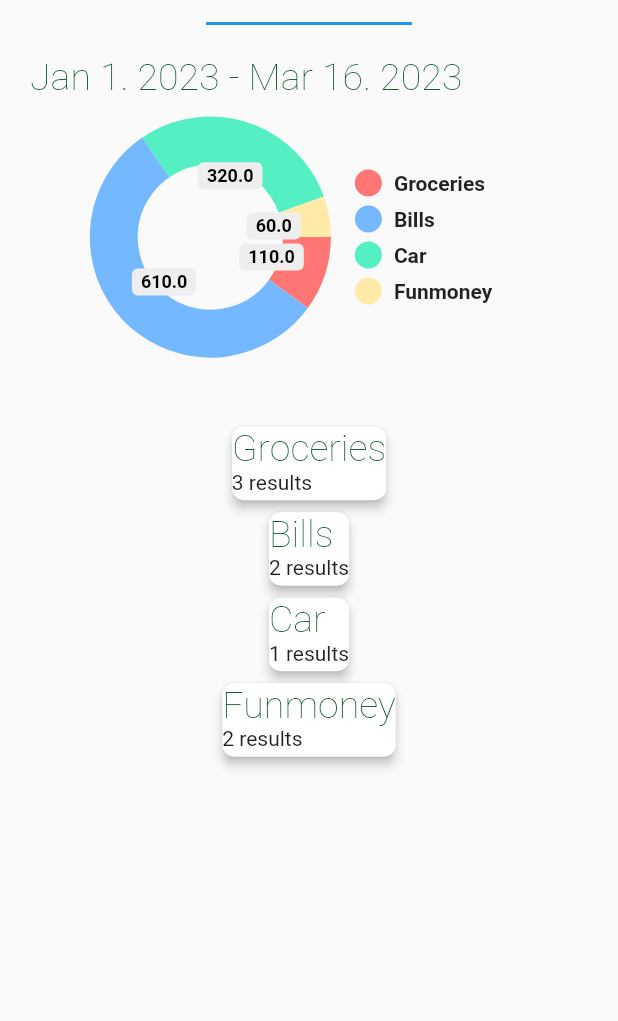
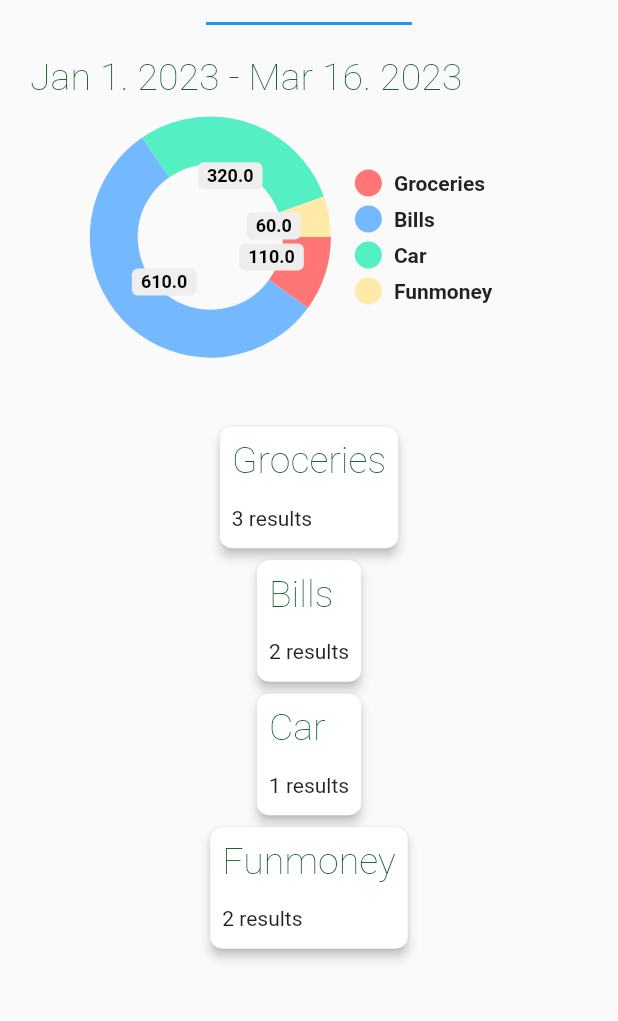
Before and after one commit to Shambambulish/PennyPlanner, a Flutter app: the screen it shows after launch, tab 2 chosen, on a phone screen of 412 x 824 dp, the part 122-1143 px from its top. Run offline on Flutter 3.47's test engine with Material 2 defaults, Android fonts, the phone set to English and light mode, and no system bars; drawn by our look-alikes of expandable, pie_chart; missing offline and left inert: dart:html; Roboto replaces fonts that are missing (Hind Siliguri).

Commit message:
padding around text elements

```diff
--- a/pennyplanner/lib/pages/history_page.dart
+++ b/pennyplanner/lib/pages/history_page.dart
@@ -128,7 +128,9 @@ class _HistoryPageState extends State<HistoryPage> {
                           //BoxDecoration(border: Border.all(width: 1)),
                           child: Column(
                             children: [
-                              Text(
+                              Padding(
+                                padding: const EdgeInsets.all(8.0),
+                                child: Text(
                                   resultsData[i][0].toString(),
                                   textAlign: TextAlign.left,
                                   style: TextStyle(
@@ -137,20 +139,26 @@ class _HistoryPageState extends State<HistoryPage> {
                                       fontFamily: "Hind Siliguri",
                                       color: Color(0xff0F5B2E)),
                                 ),
+                              ),
                             ],
                           ),
                         ),
                       ),
-                      collapsed: SizedBox(
+                      collapsed: Padding(
+                        padding: const EdgeInsets.all(8.0),
+                        child: SizedBox(
                             height: 20,
                             child: Text(resultsData[i][1].length.toString() +
                                 " results")),
+                      ),
                       expanded: Column(children: [
                         for (var e in resultsData[i][1])
                           Row(children: [
                             for (var ex in e)
                               Expanded(
                                   flex: 4,
+                                  child: Padding(
+                                      padding: const EdgeInsets.all(8.0),
                                       child: Text(
                                         ex.toString(),
                                         textAlign: TextAlign.left,
@@ -159,7 +167,7 @@ class _HistoryPageState extends State<HistoryPage> {
                                             fontWeight: FontWeight.w100,
                                             fontFamily: "Hind Siliguri",
                                             color: Color(0xff0F5B2E)),
-                                  ))
+                                      )))
                           ]),
                       ]),
                     ),
```
Lines whose indentation alone changed are shown as unchanged.
